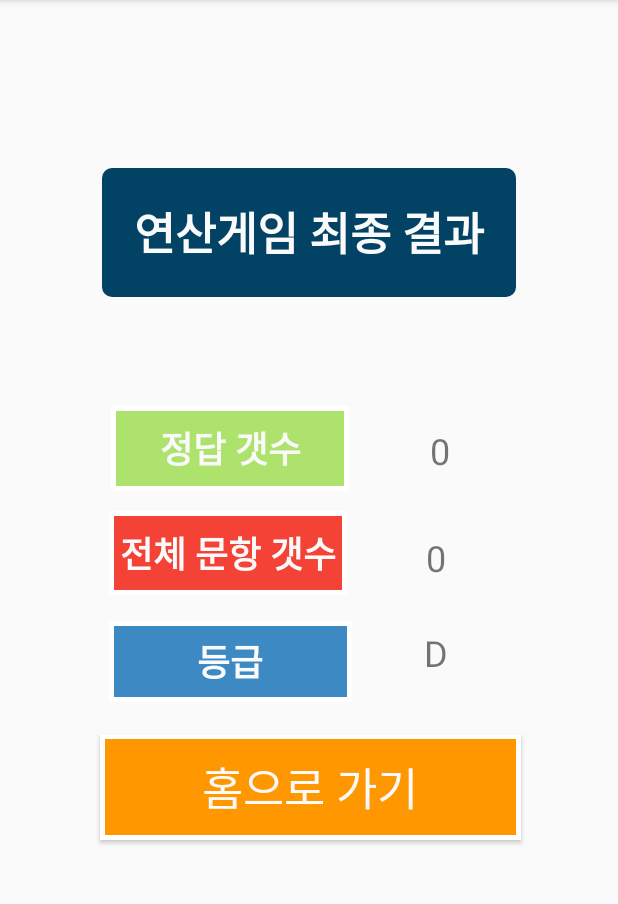
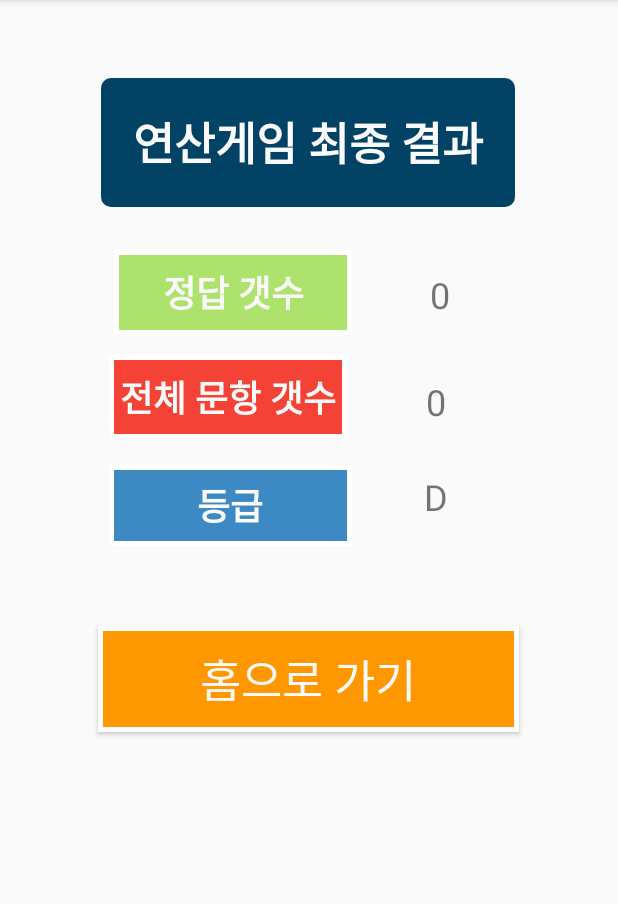
Before and after one commit to gkdl2197/AppGame, an Android app: the Game5ScoreActivity screen opened directly, with no data from a screen before it, on a phone screen of 412 x 824 dp, the part 84-988 px from its top. Run offline under Robolectric (Android 15) with nearby library versions, the phone set to English and light mode, and no system bars; our stand-ins replace Firebase (no records; nobody signed in at launch, a user with empty details on screens opened directly); 1 statement that could not run was skipped.

Commit message:
많이함

```diff
--- a/app/src/main/java/edu/android/appgame/game/game1/Main0Itwill.java
+++ b/app/src/main/java/edu/android/appgame/game/game1/Main0Itwill.java
@@ -27,19 +27,19 @@ public class Main0Itwill extends AppCompatActivity {
     private int index =0;
     private TextView textQuiz, textHint;
 
-    private String[] quizItwill = {"ㄹㄸ","ㅈㅅㄱ","ㄱㅅㄱ,ㅇㅈㅇ,ㄱㄴㅇ","ㄱㄴㅂㅂ","ㅋㅌㄹㅇㄷ","ㄱㅈㅊ"
+    private String[] quizItwill = {"ㅎㅅㅅ","ㅈㅈㅇ","ㅂㅋㄴ","ㄱㅅㅎ, ㄱㄴㅇ, ㅇㅈㅇ","ㄹㄸ","ㅈㅅㄱ","ㄱㅅㄱ,ㅇㅈㅇ,ㄱㄴㅇ","ㄱㄴㅂㅂ","ㅋㅌㄹㅇㄷ","ㄱㅈㅊ"
             ,"ㄱㅅㅎ"
 
 
     };
 
-    private String[] itwillHint = {"매주 토요일 오후 8시 30분이 기다려짐", "한번만 들어줘..",
+    private String[] itwillHint = {"중도포기","1강의실 최대 미스테리","재철 형이 좋아하는 것은~?","1강의실 최고 귀요미", "매주 토요일 오후 8시 30분이 기다려짐", "이제 그만 말해",
             "1강의실 수강생 3대 갓","오늘은 거기 갈까?","종화형이 한때 점심시간을 불태웠던 게임",
             "??: 내 생일 돼지갈비..기억해놔라","1강의실 최고의 빵순이"
 
     };
 
-   private String[] itwillResult = {"로또","전상근","김성겸,왕지영,김나영","강남불백","카트라이더","김재철",
+   private String[] itwillResult = {"한성수","조준일","비키니","김서희, 김나영, 왕지영", "로또","전상근","김성겸,왕지영,김나영","강남불백","카트라이더","김재철",
            "김서희"
 
     };
--- a/app/src/main/java/edu/android/appgame/game/game4/OneActivity.java
+++ b/app/src/main/java/edu/android/appgame/game/game4/OneActivity.java
@@ -124,7 +124,6 @@ public class OneActivity extends AppCompatActivity {
 
 
         // TODO 이것 대신 섞어주는 코드 필요
-        // 아래의 코드대로 섞으면 맞출 수 있는 확률이 50%정도
 
         Collections.shuffle(mOne);
         adapter.update(mOne);
--- a/app/src/main/java/edu/android/appgame/game/game4/OneAdapter.java
+++ b/app/src/main/java/edu/android/appgame/game/game4/OneAdapter.java
@@ -71,7 +71,7 @@ class OneAdapter extends RecyclerView.Adapter<OneAdapter.ViewHolder> {
     }
 
     void change(int oldPos, int newPos) {
-//6, 9
+
         One oldOne = mOne.get(oldPos);
         One newOne = mOne.get(newPos);
         mOne.remove(newPos);
--- a/app/src/main/res/layout/activity_game5_score.xml
+++ b/app/src/main/res/layout/activity_game5_score.xml
@@ -11,7 +11,7 @@
         android:layout_width="276dp"
         android:layout_height="86dp"
         android:layout_marginStart="8dp"
-        android:layout_marginTop="112dp"
+        android:layout_marginTop="52dp"
         android:layout_marginEnd="8dp"
         android:background="@drawable/game5_startgame"
         android:gravity="center"
@@ -20,6 +20,7 @@
         android:textSize="30sp"
         android:textStyle="bold"
         app:layout_constraintEnd_toEndOf="parent"
+        app:layout_constraintHorizontal_bias="0.495"
         app:layout_constraintStart_toStartOf="parent"
         app:layout_constraintTop_toTopOf="parent" />
 
@@ -28,7 +29,7 @@
         android:layout_width="160dp"
         android:layout_height="58dp"
         android:layout_marginStart="8dp"
-        android:layout_marginTop="72dp"
+        android:layout_marginTop="28dp"
         android:layout_marginEnd="8dp"
         android:background="@drawable/game5_drag_plus"
         android:gravity="center"
@@ -37,7 +38,7 @@
         android:textSize="24sp"
         android:textStyle="bold"
         app:layout_constraintEnd_toEndOf="parent"
-        app:layout_constraintHorizontal_bias="0.278"
+        app:layout_constraintHorizontal_bias="0.285"
         app:layout_constraintStart_toStartOf="parent"
         app:layout_constraintTop_toBottomOf="@+id/btn33" />
 
@@ -92,15 +93,15 @@
         android:layout_width="282dp"
         android:layout_height="72dp"
         android:layout_marginStart="8dp"
-        android:layout_marginTop="20dp"
+        android:layout_marginTop="52dp"
         android:layout_marginEnd="8dp"
         android:background="@drawable/game5_minus"
+        android:onClick="onClickbtnGoHome"
         android:text="홈으로 가기"
         android:textColor="#FAFAFA"
-        android:onClick="onClickbtnGoHome"
         android:textSize="30sp"
         app:layout_constraintEnd_toEndOf="parent"
-        app:layout_constraintHorizontal_bias="0.507"
+        app:layout_constraintHorizontal_bias="0.495"
         app:layout_constraintStart_toStartOf="parent"
         app:layout_constraintTop_toBottomOf="@+id/textView14" />
 
--- a/app/src/main/res/layout/activity_test_select.xml
+++ b/app/src/main/res/layout/activity_test_select.xml
@@ -32,7 +32,7 @@
         android:layout_marginStart="8dp"
         android:layout_marginTop="8dp"
         android:layout_marginEnd="8dp"
-        android:backgroundTint="#B73A53"
+        android:backgroundTint="#CF60E4"
         android:onClick="onClickMemory"
         android:text="기억감퇴 자각도 검사"
         android:textColor="#EEF0F0"
```
